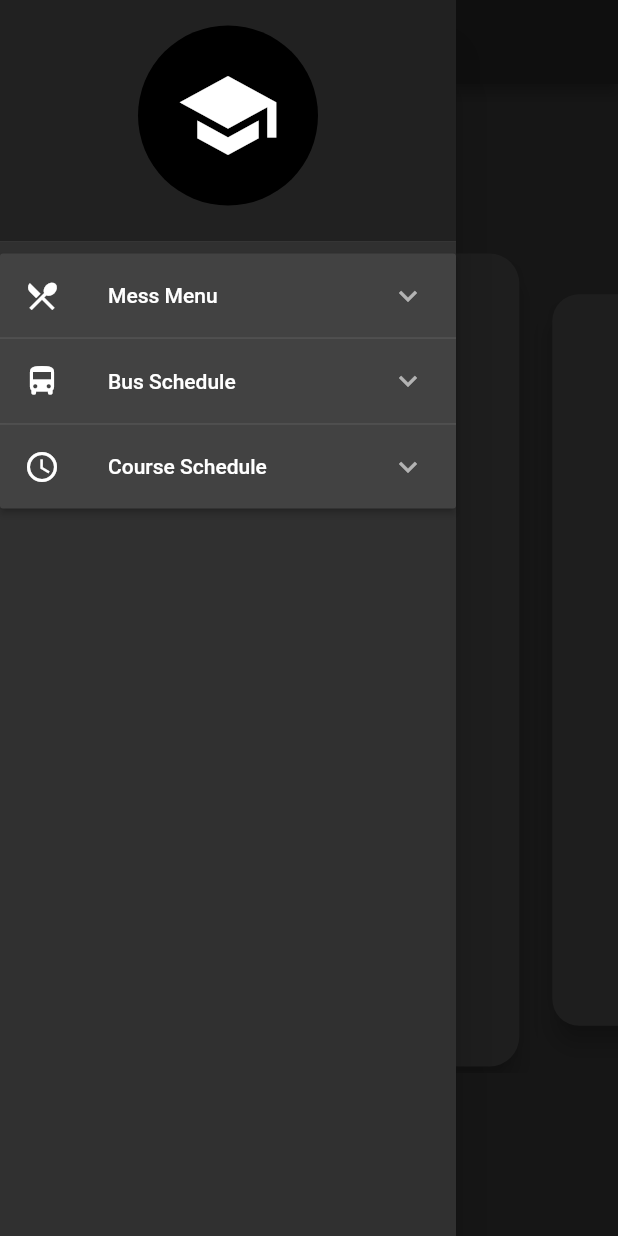
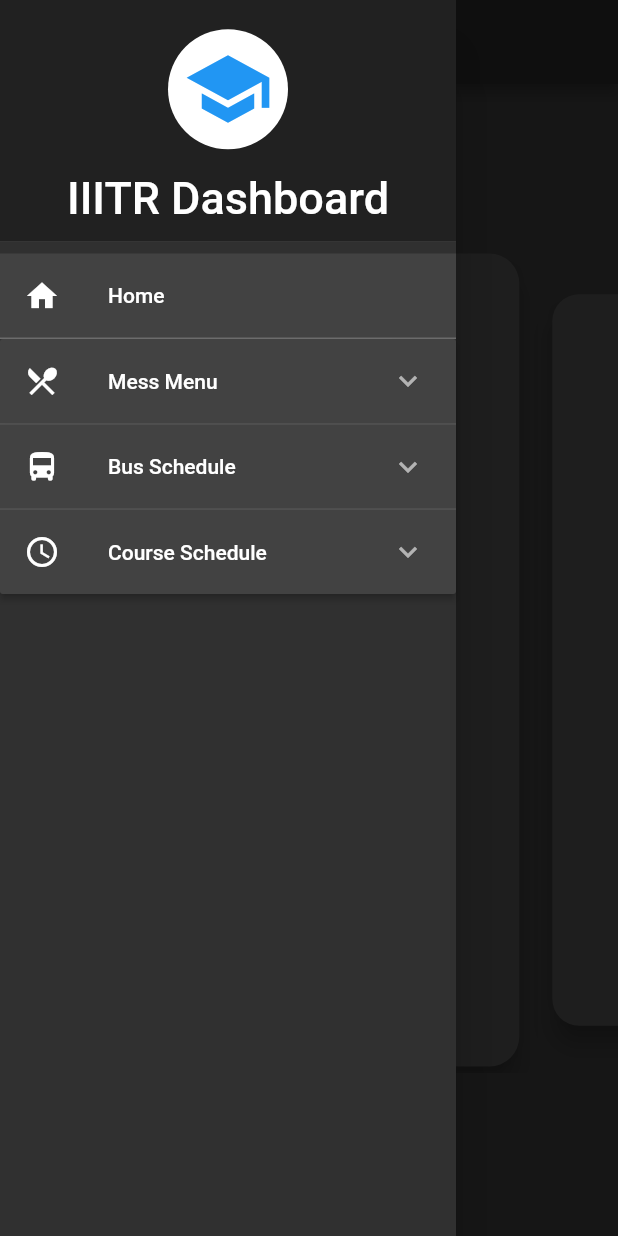
Before and after one commit to Codesoc-IIITR/IIITR, a Flutter app: the CourseSchedule screen opened by its route, with the side drawer open, on a phone screen of 412 x 824 dp. Run offline on Flutter 3.47's test engine with Material 2 defaults, Android fonts, the phone set to English and light mode, and no system bars; drawn by our look-alikes of flip_card; our stand-ins replace cloud_firestore, flutter_spinkit; accounts and stored records are empty.

Commit message:
home tab in drawer announcement_tile

```diff
--- a/lib/my_drawer.dart
+++ b/lib/my_drawer.dart
@@ -1,4 +1,5 @@
 import 'package:flutter/material.dart';
+import 'package:iiitr/home_page.dart';
 import 'package:iiitr/mess_menu_screen.dart';
 
 import 'course_schedule.dart';
@@ -6,12 +7,14 @@ import 'drawer_items.dart';
 
 class MyDrawer extends StatefulWidget {
 
+
   @override
   _MyDrawerState createState() => _MyDrawerState();
 }
 
 class _MyDrawerState extends State<MyDrawer> {
   List<DrawerItem> drawerItems;
+
   List<DrawerItem> getDrawerItemList(BuildContext context)
   {
     List<DrawerItem> drawerItems = [
@@ -72,13 +75,6 @@ class _MyDrawerState extends State<MyDrawer> {
         ),
         isExpanded: false,
       ),
-//    DrawerItem(
-//      heading: 'Announcement',
-//      leadingIcon: Icon(
-//        Icons.announcement,
-//      ),
-//      isExpanded: false,
-//    ),
       DrawerItem(
         heading: 'Course Schedule',
         leadingIcon: Icon(
@@ -153,41 +149,45 @@ class _MyDrawerState extends State<MyDrawer> {
                   width: double.infinity,
                 ),
                 CircleAvatar(
+                  backgroundColor: Colors.white,
                   child: Icon(
                     Icons.school,
-                    size: 70.0,
+                    color: Colors.blue,
+                    size: 60.0,
                   ),
                   // backgroundImage: AssetImage('images/temporary_logo.png'),
-                  radius: 60.0,
+                  radius: 40.0,
                 ),
                 SizedBox(
                   height: 15.0,
                 ),
-                // Text(
-                //   'IIITR Dashboard',
-                //   style: TextStyle(
-                //     fontSize: 30.0,
-                //   ),
-                // ),
+                Text(
+                  'IIITR Dashboard',
+                  style: TextStyle(
+                    fontSize: 30.0,
+                  ),
+                ),
               ],
             ),
 
           ),
-//            Card(
-//              color: Theme.of(context).backgroundColor,
-//              child: ListTile(
-//                title: Text(
-//                  'Announcement',
-//                ),
-//                leading: Icon(
-//                  Icons.announcement,
-//                ),
-//                trailing: Icon(
-//                  Icons.arrow_forward_ios,
-//                  size: 15.0,
-//                ),
-//              ),
-//            ),
+          Container(
+            color: Theme.of(context).cardColor,
+            child: ListTile(
+              onTap: (){
+              Navigator.pop(context);
+              Navigator.pushNamed(context, HomePage.id) ;
+              },
+              title: Text('Home'),
+              leading: Icon(
+                Icons.home,
+              ),
+            ),
+          ),
+          Container(
+            height: 1.0,
+            color: Colors.white30,
+          ),
           ExpansionPanelList(
             expansionCallback: (int index,bool isExpanded){
               setState(() {
--- a/pubspec.yaml
+++ b/pubspec.yaml
@@ -29,8 +29,9 @@ dependencies:
   # Use with the CupertinoIcons class for iOS style icons.
   cupertino_icons: ^0.1.3
   flip_card: ^0.4.4
-  flutter_spinkit: ^4.1.2
-  date_time_format: ^1.0.0+4
+  flutter_spinkit: "^4.1.2"
+  cloud_firestore: ^0.13.6
+  firebase_core: ^0.4.5
 
 dev_dependencies:
   flutter_test:
```
Also changed, not shown: lib/announcement_tile.dart (added, +56 -0 lines), lib/home_page.dart (+28 -4 lines), pubspec.lock, 3 other files.
